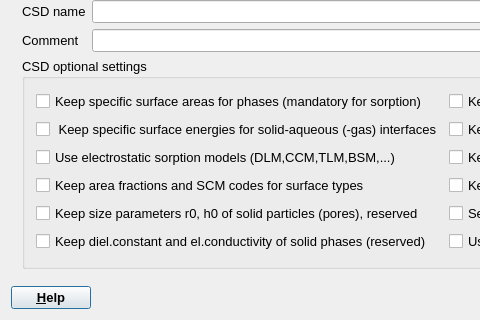
First picture: the form in gems3/vizor4/dlg4/SystemWizard4.ui, repository gemshub/GEMSGUI, before the edit; both pictures show x 0 to 480 and y 269 to 589 of the 854 by 589 pixel window.
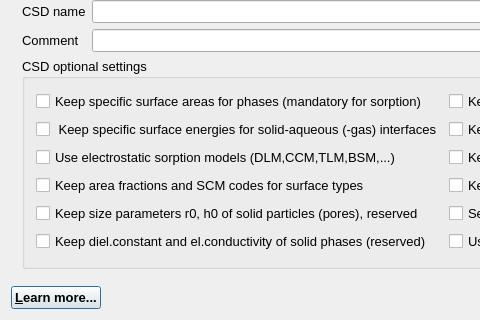
Second picture: the form after the edit.

Commit message: Renamed some help names (SD)

What changed in the file:
```diff
--- a/gems3/vizor4/dlg4/SystemWizard4.ui
+++ b/gems3/vizor4/dlg4/SystemWizard4.ui
@@ -389,7 +389,7 @@
         </font>
        </property>
        <property name="text">
-        <string>&amp;Help</string>
+        <string>&amp;Learn more...</string>
        </property>
       </widget>
      </item>
```
The commit also changes 40 other files.
